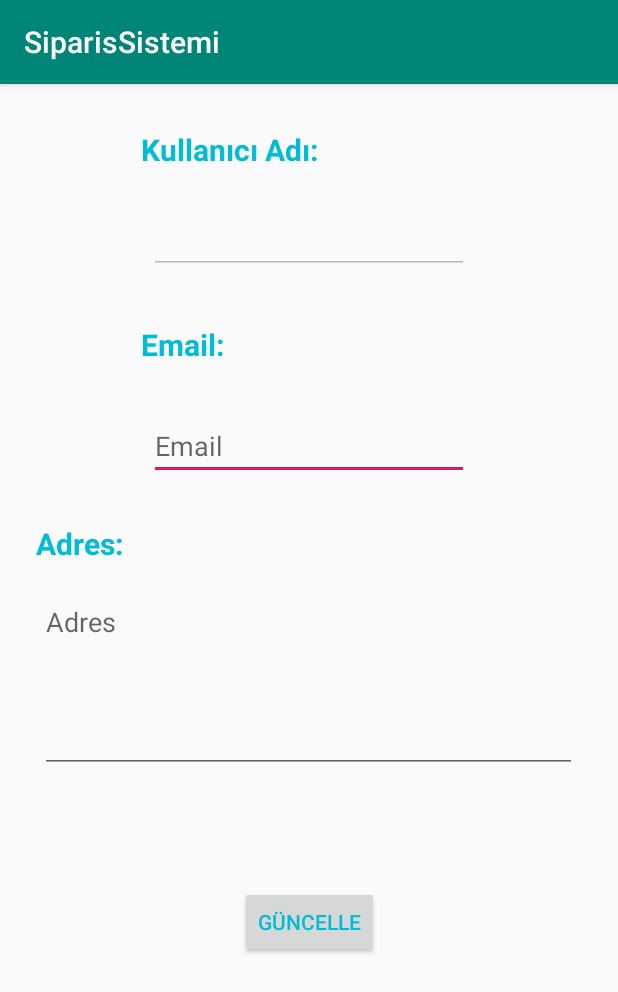
After one commit to hemrecevik/SiparisSistemi, an Android app: the Bilgilerim screen opened directly, with no data from a screen before it, on a phone screen of 412 x 824 dp. The commit adds this screen. Shown: the top 992 px of the screen. Run offline under Robolectric (Android 15) with nearby library versions, the phone set to English and light mode, and no system bars; libraries missing offline, so code that uses them is left out: com.parse; 3 statements that could not run were skipped.

Commit message:
Güncelleme

```diff
--- a/app/build.gradle
+++ b/app/build.gradle
@@ -17,6 +17,7 @@ android {
         }
     }
 }
+//Parse Kodlarını kullanabilmek için
 ext {
     parseVersion = "1.17.3"
 }
@@ -27,7 +28,7 @@ dependencies {
     testImplementation 'junit:junit:4.12'
     androidTestImplementation 'androidx.test:runner:1.2.0'
     androidTestImplementation 'androidx.test.espresso:espresso-core:3.2.0'
-
+    //Parse Kodlarını kullanabilmek için
     implementation "com.parse:parse-android:$parseVersion"
     implementation "com.parse:parse-fcm-android:$parseVersion"
 }
--- a/app/src/main/AndroidManifest.xml
+++ b/app/src/main/AndroidManifest.xml
@@ -10,6 +10,8 @@
         android:roundIcon="@mipmap/ic_launcher_round"
         android:supportsRtl="true"
         android:theme="@style/AppTheme">
+        <activity android:name=".Bilgilerim"></activity>
+        <activity android:name=".AnaSayfa" />
         <activity android:name=".MainActivity">
             <intent-filter>
                 <action android:name="android.intent.action.MAIN" />
@@ -18,6 +20,7 @@
             </intent-filter>
         </activity>
     </application>
+
     <uses-permission android:name="android.permission.INTERNET" />
 
 </manifest>
--- /dev/null
+++ b/app/src/main/java/com/example/siparissistemi/Bilgilerim.java
@@ -0,0 +1,82 @@
+package com.example.siparissistemi;
+
+import androidx.appcompat.app.AppCompatActivity;
+
+import android.os.Bundle;
+import android.view.View;
+import android.widget.EditText;
+import android.widget.Toast;
+
+import com.parse.ParseException;
+import com.parse.ParseObject;
+import com.parse.ParseUser;
+import com.parse.SaveCallback;
+
+public class Bilgilerim extends AppCompatActivity {
+EditText kullaniciadi,kullanicimail,kullaniciadres;
+    @Override
+    protected void onCreate(Bundle savedInstanceState) {
+        super.onCreate(savedInstanceState);
+        setContentView(R.layout.activity_bilgilerim);
+
+        ParseUser parseUser=ParseUser.getCurrentUser();
+
+      kullaniciadi=findViewById(R.id.bilgilerim_isim);
+      kullaniciadi.setText(parseUser.getUsername());
+      kullaniciadi.setEnabled(false);
+
+      kullanicimail=findViewById(R.id.bilgilerim_mail);
+      kullanicimail.setText(parseUser.getEmail());
+
+        kullaniciadres=findViewById(R.id.bilgilerim_adres);
+
+    }
+
+
+    public void Guncelle(View view)
+    {
+
+        ParseUser parseUser=ParseUser.getCurrentUser();
+
+        parseUser.setEmail(kullanicimail.getText().toString());//Maili değiştir
+parseUser.saveInBackground(new SaveCallback() {//Kaydet
+    @Override
+    public void done(ParseException e) {
+        if(e!=null)
+        {
+            Toast.makeText(getApplicationContext(),e.getLocalizedMessage(),Toast.LENGTH_LONG).show();
+        }
+        else
+        {
+            Toast.makeText(getApplicationContext(),"Mail Güncellendi",Toast.LENGTH_LONG).show();
+        }
+    }
+});
+
+        if(!(kullaniciadres.getText().toString().trim().equals("")))//Adres kutusu boş değilse gir
+        {
+            ParseObject object = new ParseObject("Adresler");
+
+            object.put("UserId",parseUser.getObjectId());
+            object.put("Adres",kullaniciadres.getText().toString());
+            object.saveInBackground(new SaveCallback() {
+                @Override
+                public void done(ParseException e) {
+                    if(e!=null)
+                    {
+                        Toast.makeText(getApplicationContext(),e.getLocalizedMessage(),Toast.LENGTH_LONG).show();
+                    }
+                    else
+                    {
+                        Toast.makeText(getApplicationContext(),"Adres Güncellendi",Toast.LENGTH_LONG).show();
+                    }
+                }
+            });
+        }
+
+
+    }
+
+
+
+}
--- a/app/src/main/java/com/example/siparissistemi/ParseBaslatma.java
+++ b/app/src/main/java/com/example/siparissistemi/ParseBaslatma.java
@@ -11,7 +11,7 @@ public class ParseBaslatma extends Application {
         super.onCreate();
 
         Parse.setLogLevel(Parse.LOG_LEVEL_DEBUG);
-
+        //SUNUCU BAĞLANTISI (BACK4APP)
         Parse.initialize(new Parse.Configuration.Builder(this)
                 .applicationId("KYya7ek4EChhQ6z4RafOUNiaNEP2h9VEd4Ya3T1k")
                 .clientKey("CpzUGen6j85QgwAzwVHuMkQm8dLmoGKvXOwkKdmk")
--- /dev/null
+++ b/app/src/main/res/layout/activity_bilgilerim.xml
@@ -0,0 +1,102 @@
+<?xml version="1.0" encoding="utf-8"?>
+<androidx.constraintlayout.widget.ConstraintLayout xmlns:android="http://schemas.android.com/apk/res/android"
+    xmlns:app="http://schemas.android.com/apk/res-auto"
+    xmlns:tools="http://schemas.android.com/tools"
+    android:layout_width="match_parent"
+    android:layout_height="match_parent"
+    tools:context=".Bilgilerim">
+
+    <Button
+        android:id="@+id/bilgilerim_guncelle"
+        android:layout_width="wrap_content"
+        android:layout_height="wrap_content"
+        android:layout_marginTop="75dp"
+        android:onClick="Guncelle"
+        android:text="GÜNCELLE"
+        android:textColor="#00BCD4"
+        android:textColorHint="#00BCD4"
+        app:layout_constraintEnd_toEndOf="parent"
+        app:layout_constraintStart_toStartOf="parent"
+        app:layout_constraintTop_toBottomOf="@+id/bilgilerim_adres" />
+
+
+    <EditText
+        android:id="@+id/bilgilerim_mail"
+        android:layout_width="wrap_content"
+        android:layout_height="wrap_content"
+        android:layout_marginTop="92dp"
+        android:ems="10"
+        android:hint="Email"
+        android:inputType="textPersonName"
+        app:layout_constraintEnd_toEndOf="@+id/bilgilerim_adres"
+        app:layout_constraintStart_toStartOf="@+id/bilgilerim_adres"
+        app:layout_constraintTop_toBottomOf="@+id/bilgilerim_isim" />
+
+    <EditText
+        android:id="@+id/bilgilerim_adres"
+        android:layout_width="358dp"
+        android:layout_height="123dp"
+        android:layout_marginTop="72dp"
+        android:gravity="top|left"
+        android:hint="Adres"
+        android:inputType="textMultiLine"
+        android:lines="3"
+        app:layout_constraintEnd_toEndOf="parent"
+        app:layout_constraintHorizontal_bias="0.49"
+        app:layout_constraintStart_toStartOf="parent"
+        app:layout_constraintTop_toBottomOf="@+id/bilgilerim_mail" />
+
+    <EditText
+        android:id="@+id/bilgilerim_isim"
+        android:layout_width="wrap_content"
+        android:layout_height="wrap_content"
+        android:layout_marginTop="81dp"
+        android:ems="10"
+        android:inputType="textPersonName"
+        app:layout_constraintEnd_toEndOf="parent"
+        app:layout_constraintStart_toStartOf="parent"
+        app:layout_constraintTop_toTopOf="parent" />
+
+    <TextView
+        android:id="@+id/textView"
+        android:layout_width="wrap_content"
+        android:layout_height="wrap_content"
+        android:layout_marginStart="94dp"
+        android:layout_marginEnd="99dp"
+        android:layout_marginBottom="24dp"
+        android:text="Kullanıcı Adı:"
+        android:textColor="#00BCD4"
+        android:textSize="20sp"
+        android:textStyle="bold"
+        app:layout_constraintBottom_toTopOf="@+id/bilgilerim_isim"
+        app:layout_constraintEnd_toEndOf="@+id/bilgilerim_isim"
+        app:layout_constraintHorizontal_bias="0.0"
+        app:layout_constraintStart_toStartOf="parent" />
+
+    <TextView
+        android:id="@+id/textView4"
+        android:layout_width="wrap_content"
+        android:layout_height="wrap_content"
+        android:layout_marginStart="24dp"
+        android:layout_marginBottom="16dp"
+        android:text="Adres:"
+        android:textColor="#00BCD4"
+        android:textSize="20sp"
+        android:textStyle="bold"
+        app:layout_constraintBottom_toTopOf="@+id/bilgilerim_adres"
+        app:layout_constraintStart_toStartOf="parent" />
+
+    <TextView
+        android:id="@+id/textView3"
+        android:layout_width="wrap_content"
+        android:layout_height="wrap_content"
+        android:layout_marginStart="94dp"
+        android:layout_marginBottom="31dp"
+        android:text="Email:"
+        android:textColor="#00BCD4"
+        android:textSize="20sp"
+        android:textStyle="bold"
+        app:layout_constraintBottom_toTopOf="@+id/bilgilerim_mail"
+        app:layout_constraintStart_toStartOf="parent" />
+
+</androidx.constraintlayout.widget.ConstraintLayout>
```
Also changed, not shown: app/src/main/java/com/example/siparissistemi/AnaSayfa.java (added, +65 -0 lines), app/src/main/java/com/example/siparissistemi/MainActivity.java (+65 -10 lines), app/src/main/res/layout/activity_ana_sayfa.xml (added, +9 -0 lines), app/src/main/res/layout/activity_main.xml (+43 -5 lines), app/src/main/res/menu/main_menu.xml (added, +9 -0 lines).
